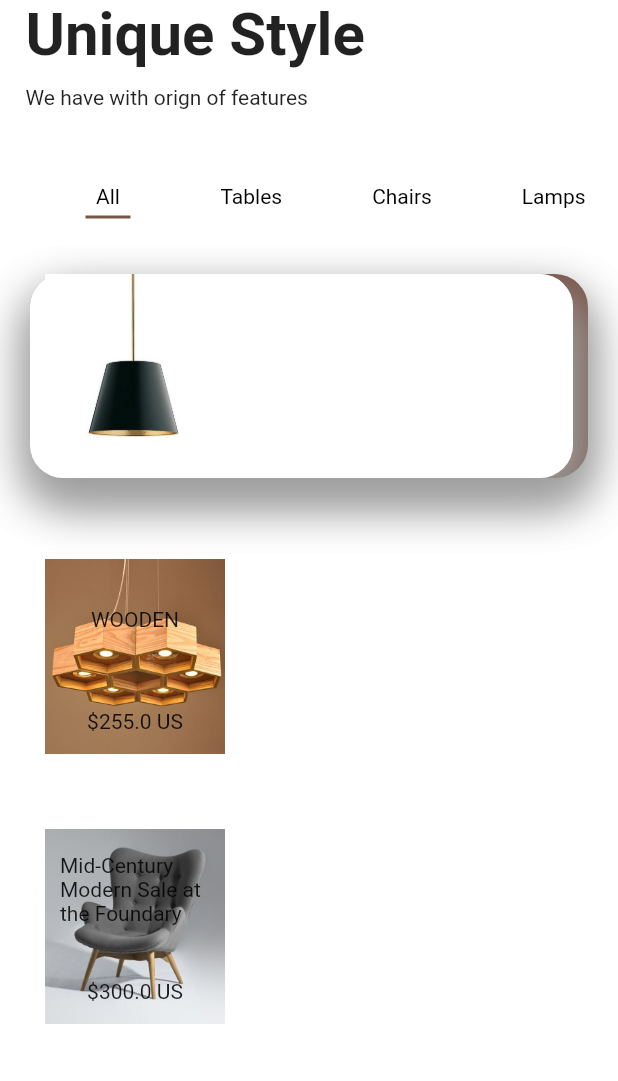
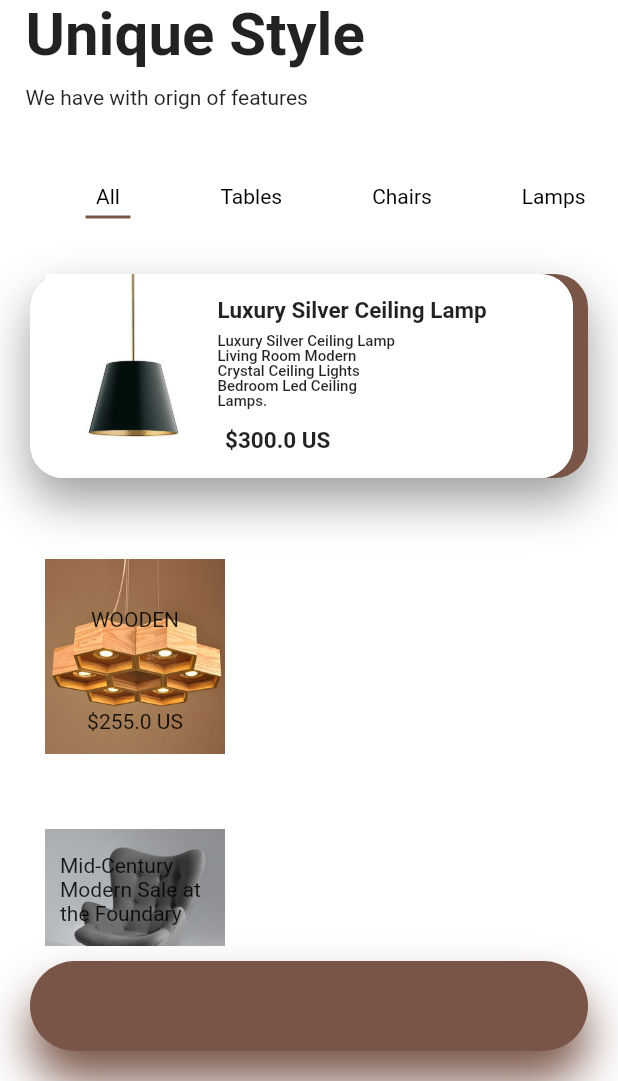
Before and after one commit to Leye-ELhadji12/Furniture_app, a Flutter app: the screen it shows after launch, on a phone screen of 412 x 824 dp, the part 155-1236 px from its top. Run offline on Flutter 3.47's test engine with Material 2 defaults, Android fonts, the phone set to English and light mode, and no system bars; our stand-ins replace font_awesome_flutter; missing offline and left inert: flutter_svg_icons.

Commit message:
first commit

```diff
--- a/lib/pages/Product/Widgets/Product.dart
+++ b/lib/pages/Product/Widgets/Product.dart
@@ -19,13 +19,13 @@ class Product extends StatelessWidget {
             height: 136,
             decoration: BoxDecoration(
               borderRadius: BorderRadius.circular(22),
-              boxShadow: const [
+              /*boxShadow: const [
                 BoxShadow(
                   offset: Offset(0, 15),
                   color: Colors.grey,
                   blurRadius: 27,
                 )
-              ],
+              ],  */
             ),
             child: Container(
               margin: const EdgeInsets.only(right: 10),
@@ -49,13 +49,72 @@ class Product extends StatelessWidget {
             ),
           ),
           Positioned(
-            top: 0,
-            left: 0,
+            top: -5,
+            left: 25,
             child: SizedBox(
-              height: 136,
               child: Column(
+                crossAxisAlignment: CrossAxisAlignment.start,
                 children: const [
 
+                  Padding(
+                    padding: EdgeInsets.symmetric(
+                      horizontal: 100.0,
+                      vertical: 20.0,
+                    ),
+                    child: Text(
+                      "Luxury Silver Ceiling Lamp",
+                      style: TextStyle(
+                        fontWeight: FontWeight.bold,
+                        fontSize: 15,
+                      ),
+                    ),
+                  ),
+                ],
+              ),
+            ),
+          ),
+          Positioned(
+            child: SizedBox(
+              child: Column(
+                crossAxisAlignment: CrossAxisAlignment.end,
+                children: const [
+                  Padding(
+                    padding: EdgeInsets.symmetric(
+                      horizontal: 125.0,
+                      vertical: 40.0
+                    ),
+                    child: Text(
+                      "Luxury Silver Ceiling Lamp Living Room Modern Crystal Ceiling Lights Bedroom Led Ceiling Lamps.",
+                      style: TextStyle(
+                        fontWeight: FontWeight.w500,
+                        fontSize: 10,
+                        height: 1,
+                      ),
+                    ),
+                  ),
+                ],
+              ),
+            ),
+          ),
+          Positioned(
+            bottom: 10,
+            child: SizedBox(
+              child: Column(
+                crossAxisAlignment: CrossAxisAlignment.start,
+                children: const [
+                  Padding(
+                    padding: EdgeInsets.symmetric(
+                      horizontal: 130.0,
+                      vertical: 30.0
+                    ),
+                    child: Text(
+                      "\$${300.0} US",
+                      style: TextStyle(
+                        fontWeight: FontWeight.bold,
+                        fontSize: 15,
+                      ),
+                    ),
+                  ),
                 ],
               ),
             ),
--- a/lib/pages/home/home.dart
+++ b/lib/pages/home/home.dart
@@ -2,6 +2,7 @@ import 'package:flutter/material.dart';
 import 'package:my_apply/Model/Products.dart';
 import 'package:my_apply/pages/Product/Widgets/ListProducts.dart';
 import 'package:my_apply/pages/home/widgets/category.dart';
+import 'package:my_apply/pages/home/widgets/footer.dart';
 
 import '../Product/Widgets/Product.dart';
 
@@ -86,6 +87,9 @@ class HomePage extends StatelessWidget {
                 ),
               ),
             ),
+            const SizedBox(height: 10),
+            const FooterSection(),
+            const SizedBox(height: 20),
           ],
         ),
       ),
--- a/lib/pages/home/widgets/footer.dart
+++ b/lib/pages/home/widgets/footer.dart
@@ -1,10 +1,31 @@
 import 'package:flutter/material.dart';
+import 'package:font_awesome_flutter/font_awesome_flutter.dart';
+import 'package:flutter_svg_icons/flutter_svg_icons.dart';
 
-class MyWidget extends StatelessWidget {
-  const MyWidget({super.key});
+class FooterSection extends StatelessWidget {
+  const FooterSection({super.key});
 
   @override
   Widget build(BuildContext context) {
-    return const Placeholder();
+    return Container(
+      margin: const EdgeInsets.symmetric(horizontal: 20.0),
+      padding: const EdgeInsets.symmetric(vertical: 30.0),
+      decoration: BoxDecoration(
+        color: Colors.brown,
+        borderRadius: BorderRadius.circular(30),
+        boxShadow: const [
+          BoxShadow(
+            offset: Offset(0, 20),
+            color: Colors.brown,
+            blurRadius: 27,
+          )
+        ],
+      ),
+      child: Row(
+        children: [
+
+        ],
+      ),
+    );
   }
 }
--- a/pubspec.yaml
+++ b/pubspec.yaml
@@ -19,7 +19,8 @@ publish_to: 'none' # Remove this line if you wish to publish to pub.dev
 version: 1.0.0+1
 
 environment:
-  sdk: '>=2.19.6 <3.0.0'
+  #sdk: '>=2.19.6 <3.0.0'
+  sdk: '>=3.0.0 <4.0.0'
 
 # Dependencies specify other packages that your package needs in order to work.
 # To automatically upgrade your package dependencies to the latest versions
@@ -35,6 +36,9 @@ dependencies:
   # The following adds the Cupertino Icons font to your application.
   # Use with the CupertinoIcons class for iOS style icons.
   cupertino_icons: ^1.0.2
+  flutter_svg_icons: ^0.0.1+3
+  #flutter_svg:
+  font_awesome_flutter: ^10.6.0
 
 dev_dependencies:
   flutter_test:
```
Also changed, not shown: pubspec.lock, 4 other files.
